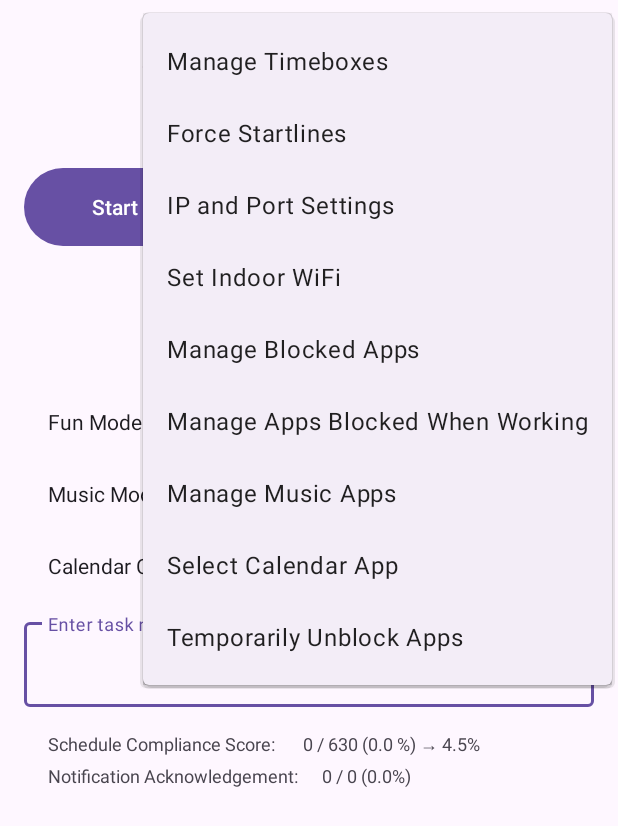
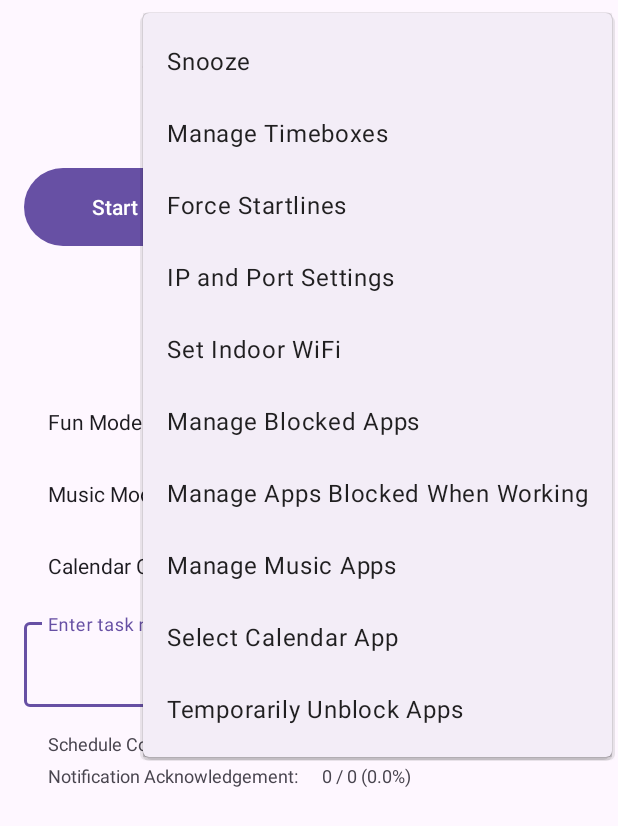
Before and after one commit to aamirza/startlines, an Android app: the screen it shows after launch (MainActivity), with the options menu open, on a phone screen of 412 x 824 dp. Shown: the top 826 px of the screen. Run offline under Robolectric (Android 15) with nearby library versions, the phone set to English and light mode, and no system bars.

Commit message:
Brought back snooze
Brough back the snooze function which allowed users to switch Startline/Funline to 1 after a two minute timeout (as if they had worked for 2 minutes).

```diff
--- a/app/src/main/java/com/asmirza/startlines/MainActivity.java
+++ b/app/src/main/java/com/asmirza/startlines/MainActivity.java
@@ -240,6 +240,10 @@ public class MainActivity extends AppCompatActivity implements TaskAdapter.TaskA
             return true;
         } else if (item.getItemId() == R.id.indoor_wifi_settings) {
             startActivity(new Intent(this, IndoorWifiSelectionActivity.class));
+            return true;
+        } else if (item.getItemId() == R.id.snooze_startlines) {
+            snooze();
+            Log.d("MainActivity", "Snooze Startlines button pressed");
             return true;
         }
 
--- a/app/src/main/res/menu/main_menu.xml
+++ b/app/src/main/res/menu/main_menu.xml
@@ -9,11 +9,16 @@
         app:showAsAction="never" />
 
     <item
+        android:id="@+id/snooze_startlines"
+        android:title="@string/snooze_menu_text"
+        android:orderInCategory="30"
+        app:showAsAction="never" />
+
+    <item
         android:id="@+id/force_startlines"
         android:title="@string/force_startlines_text"
         android:orderInCategory="50"
         app:showAsAction="never" />
-    />
 
     <item
         android:id="@+id/manage_blocked_apps"
```
